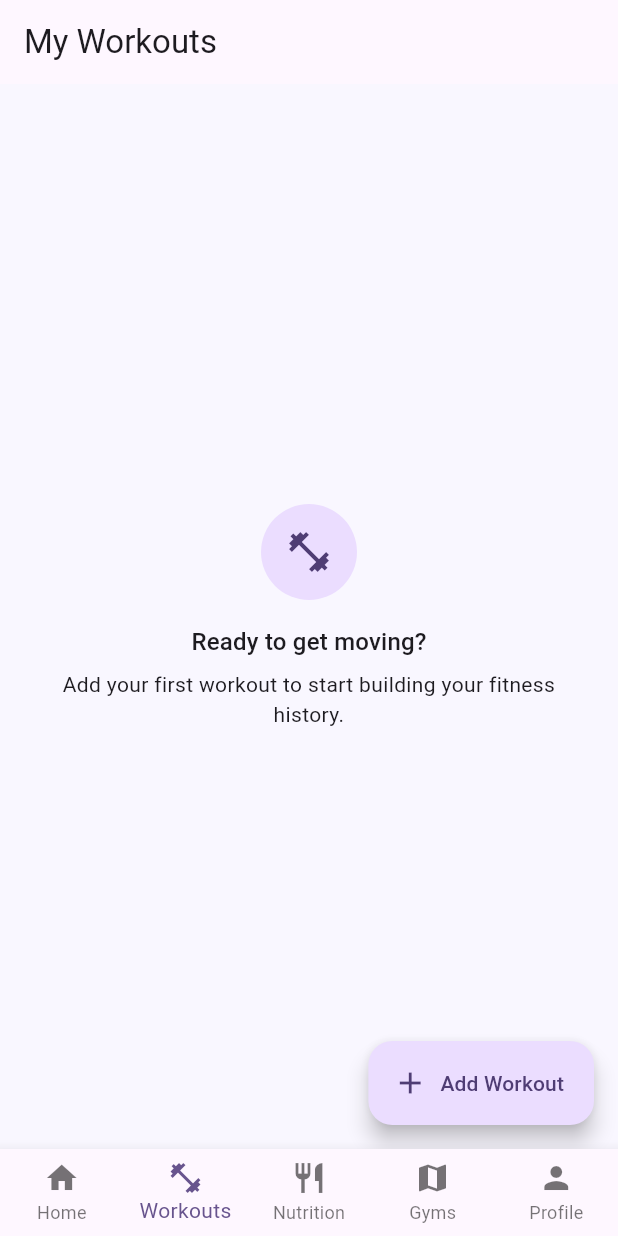
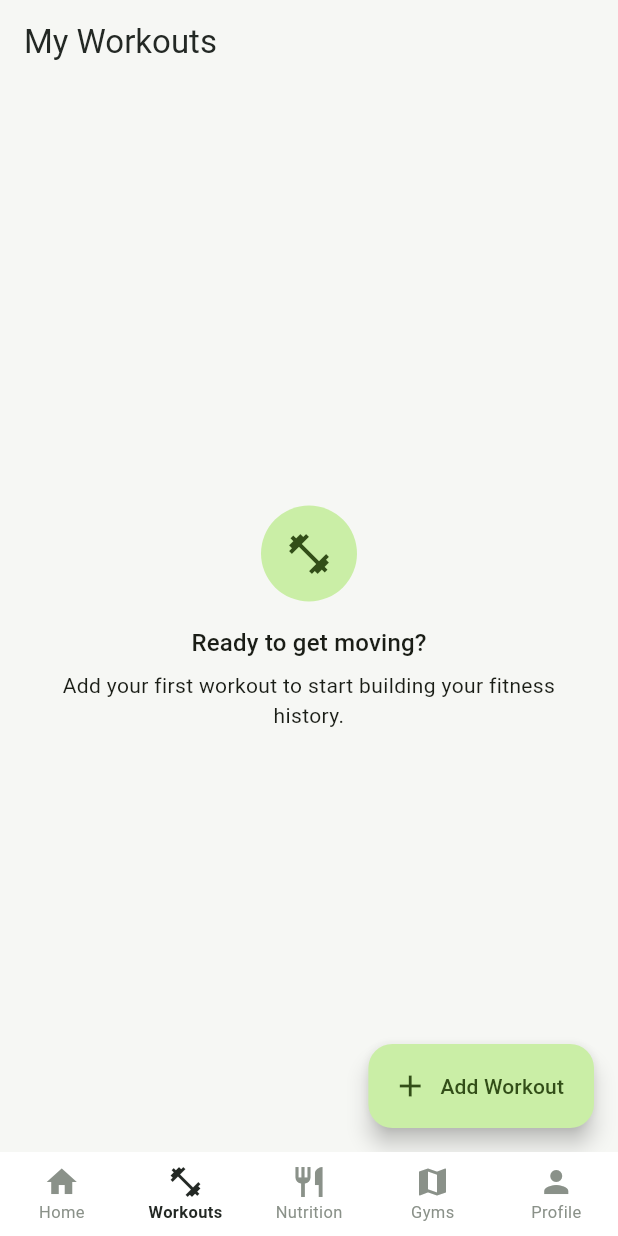
Before and after one commit to HAO9981/Fittrack, a Flutter app: the screen it shows once a user with an empty profile is signed in, item 2 of the bottom bar chosen, on a phone screen of 412 x 824 dp. Run offline on Flutter 3.47's test engine with Material 3 defaults, Android fonts, the phone set to English and light mode, and no system bars; our stand-ins replace cloud_firestore, firebase_auth, firebase_core; accounts and stored records are empty.

Commit message:
Apply FitTrack lime minimal design theme

```diff
--- a/lib/src/app.dart
+++ b/lib/src/app.dart
@@ -6,31 +6,41 @@ import 'services/auth_service.dart';
 import 'widgets/app_error.dart';
 import 'widgets/app_loading.dart';
 
+const fitTrackLime = Color(0xFF84E221);
+const fitTrackInk = Color(0xFF232824);
+const fitTrackBackground = Color(0xFFF6F7F4);
+
 class App extends StatelessWidget {
   const App({super.key});
-
   @override
   Widget build(BuildContext context) {
+    final scheme = ColorScheme.fromSeed(seedColor: fitTrackLime, brightness: Brightness.light).copyWith(
+      primary: fitTrackLime, onPrimary: fitTrackInk, surface: Colors.white,
+    );
     return MaterialApp(
-      title: 'FitTrack',
+      title: 'FitTrack', debugShowCheckedModeBanner: false,
       theme: ThemeData(
-        useMaterial3: true,
-        colorScheme: ColorScheme.fromSeed(seedColor: Colors.deepPurple),
-        scaffoldBackgroundColor: const Color(0xFFF9F7FF),
-        appBarTheme: const AppBarTheme(centerTitle: false, elevation: 0, surfaceTintColor: Colors.transparent),
-        cardTheme: CardThemeData(
-          elevation: 0,
-          margin: const EdgeInsets.symmetric(vertical: 4),
-          shape: RoundedRectangleBorder(borderRadius: BorderRadius.circular(20)),
+        useMaterial3: true, colorScheme: scheme, scaffoldBackgroundColor: fitTrackBackground,
+        appBarTheme: const AppBarTheme(backgroundColor: fitTrackBackground, foregroundColor: fitTrackInk, elevation: 0, surfaceTintColor: Colors.transparent),
+        cardTheme: CardThemeData(color: Colors.white, elevation: 0, margin: EdgeInsets.zero, shape: RoundedRectangleBorder(borderRadius: BorderRadius.circular(22))),
+        inputDecorationTheme: InputDecorationTheme(
+          filled: true, fillColor: Colors.white, contentPadding: const EdgeInsets.symmetric(horizontal: 16, vertical: 16),
+          border: OutlineInputBorder(borderRadius: BorderRadius.circular(16), borderSide: const BorderSide(color: Color(0xFFE8EBE5))),
+          enabledBorder: OutlineInputBorder(borderRadius: BorderRadius.circular(16), borderSide: const BorderSide(color: Color(0xFFE8EBE5))),
+          focusedBorder: OutlineInputBorder(borderRadius: BorderRadius.circular(16), borderSide: const BorderSide(color: fitTrackLime, width: 1.5)),
         ),
-        inputDecorationTheme: InputDecorationTheme(
-          filled: true,
-          fillColor: Colors.white,
-          border: OutlineInputBorder(borderRadius: BorderRadius.circular(14), borderSide: BorderSide.none),
+        elevatedButtonTheme: ElevatedButtonThemeData(style: ElevatedButton.styleFrom(
+          backgroundColor: fitTrackLime, foregroundColor: fitTrackInk, elevation: 0,
+          padding: const EdgeInsets.symmetric(vertical: 16, horizontal: 20),
+          shape: RoundedRectangleBorder(borderRadius: BorderRadius.circular(16)),
+          textStyle: const TextStyle(fontWeight: FontWeight.w700),
+        )),
+        bottomNavigationBarTheme: const BottomNavigationBarThemeData(
+          backgroundColor: Colors.white, selectedItemColor: fitTrackInk, unselectedItemColor: Color(0xFF8A9189),
+          selectedLabelStyle: TextStyle(fontWeight: FontWeight.w700, fontSize: 11), unselectedLabelStyle: TextStyle(fontSize: 11),
+          type: BottomNavigationBarType.fixed, elevation: 0,
         ),
-        elevatedButtonTheme: ElevatedButtonThemeData(
-          style: ElevatedButton.styleFrom(padding: const EdgeInsets.symmetric(vertical: 16), shape: RoundedRectangleBorder(borderRadius: BorderRadius.circular(14))),
-        ),
+        dividerColor: const Color(0xFFE9ECE6),
       ),
       home: const AuthGate(),
     );
@@ -39,22 +49,13 @@ class App extends StatelessWidget {
 
 class AuthGate extends StatelessWidget {
   const AuthGate({super.key});
-
   @override
-  Widget build(BuildContext context) {
-    return StreamBuilder<AppUser?>(
-      stream: FirebaseAuthService.instance.authStateChanges(),
-      builder: (context, snapshot) {
-        if (snapshot.connectionState == ConnectionState.waiting) {
-          return const AppLoading(message: 'Checking your session...');
-        }
-
-        if (snapshot.hasError) {
-          return AppError(message: 'Unable to check your sign-in status.');
-        }
-
-        return snapshot.data == null ? const LoginScreen() : const MainScreen();
-      },
-    );
-  }
+  Widget build(BuildContext context) => StreamBuilder<AppUser?>(
+    stream: FirebaseAuthService.instance.authStateChanges(),
+    builder: (context, snapshot) {
+      if (snapshot.connectionState == ConnectionState.waiting) return const AppLoading(message: 'Checking your session...');
+      if (snapshot.hasError) return AppError(message: 'Unable to check your sign-in status.');
+      return snapshot.data == null ? const LoginScreen() : const MainScreen();
+    },
+  );
 }
```
